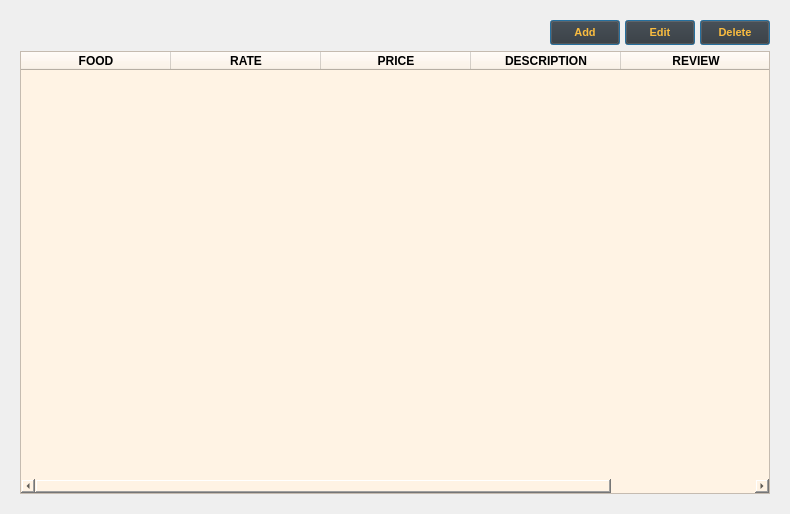
Above: project/generated-files/ui/new_menu_page.ui from mylinh130425/KTLT_K23416_Group2 before the change. Below: the same form after it.
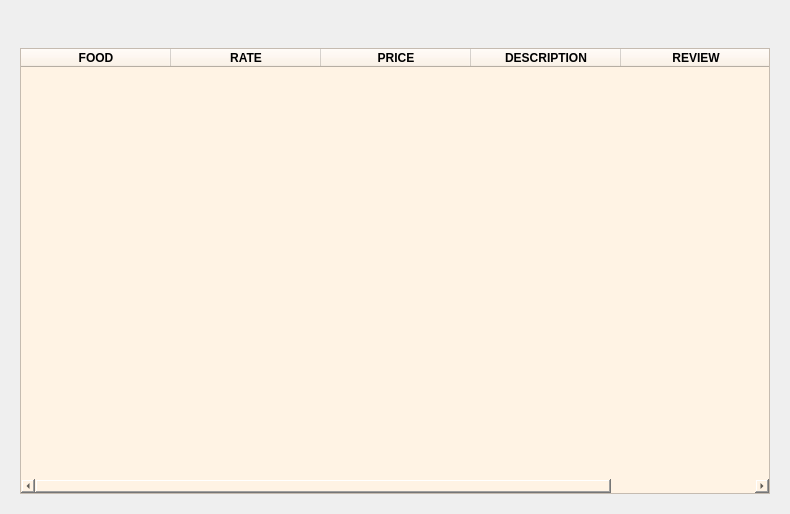
That is the form after the change. Icons and pictures are not drawn.

Commit message: Fixed create button to show error when required fields are empty

```diff
--- a/project/generated-files/ui/new_menu_page.ui
+++ b/project/generated-files/ui/new_menu_page.ui
@@ -76,144 +76,6 @@
              </property>
             </spacer>
            </item>
-           <item>
-            <widget class="QPushButton" name="pushButton_8">
-             <property name="sizePolicy">
-              <sizepolicy hsizetype="Fixed" vsizetype="Fixed">
-               <horstretch>0</horstretch>
-               <verstretch>0</verstretch>
-              </sizepolicy>
-             </property>
-             <property name="minimumSize">
-              <size>
-               <width>70</width>
-               <height>25</height>
-              </size>
-             </property>
-             <property name="maximumSize">
-              <size>
-               <width>70</width>
-               <height>25</height>
-              </size>
-             </property>
-             <property name="font">
-              <font>
-               <family>MS Shell Dlg 2</family>
-               <pointsize>8</pointsize>
-               <weight>75</weight>
-               <italic>false</italic>
-               <bold>true</bold>
-              </font>
-             </property>
-             <property name="toolTip">
-              <string>&lt;html&gt;&lt;head/&gt;&lt;body&gt;&lt;p&gt;&lt;br/&gt;&lt;/p&gt;&lt;/body&gt;&lt;/html&gt;</string>
-             </property>
-             <property name="styleSheet">
-              <string notr="true">color: #FABC3F;background-color: #343131;</string>
-             </property>
-             <property name="text">
-              <string>Add</string>
-             </property>
-             <property name="default">
-              <bool>true</bool>
-             </property>
-             <property name="flat">
-              <bool>false</bool>
-             </property>
-            </widget>
-           </item>
-           <item>
-            <widget class="QPushButton" name="pushButton_3">
-             <property name="sizePolicy">
-              <sizepolicy hsizetype="Fixed" vsizetype="Fixed">
-               <horstretch>0</horstretch>
-               <verstretch>0</verstretch>
-              </sizepolicy>
-             </property>
-             <property name="minimumSize">
-              <size>
-               <width>70</width>
-               <height>25</height>
-              </size>
-             </property>
-             <property name="maximumSize">
-              <size>
-               <width>70</width>
-               <height>25</height>
-              </size>
-             </property>
-             <property name="font">
-              <font>
-               <family>MS Shell Dlg 2</family>
-               <pointsize>8</pointsize>
-               <weight>75</weight>
-               <italic>false</italic>
-               <bold>true</bold>
-              </font>
-             </property>
-             <property name="toolTip">
-              <string>&lt;html&gt;&lt;head/&gt;&lt;body&gt;&lt;p&gt;&lt;span style=" font-weight:600;"&gt;Edit&lt;/span&gt;&lt;/p&gt;&lt;/body&gt;&lt;/html&gt;</string>
-             </property>
-             <property name="styleSheet">
-              <string notr="true">color: #FABC3F;background-color: #343131;</string>
-             </property>
-             <property name="text">
-              <string>Edit</string>
-             </property>
-             <property name="default">
-              <bool>true</bool>
-             </property>
-             <property name="flat">
-              <bool>false</bool>
-             </property>
-            </widget>
-           </item>
-           <item>
-            <widget class="QPushButton" name="pushButton_9">
-             <property name="sizePolicy">
-              <sizepolicy hsizetype="Fixed" vsizetype="Fixed">
-               <horstretch>0</horstretch>
-               <verstretch>0</verstretch>
-              </sizepolicy>
-             </property>
-             <property name="minimumSize">
-              <size>
-               <width>70</width>
-               <height>25</height>
-              </size>
-             </property>
-             <property name="maximumSize">
-              <size>
-               <width>70</width>
-               <height>25</height>
-              </size>
-             </property>
-             <property name="font">
-              <font>
-               <family>MS Shell Dlg 2</family>
-               <pointsize>8</pointsize>
-               <weight>75</weight>
-               <italic>false</italic>
-               <bold>true</bold>
-              </font>
-             </property>
-             <property name="toolTip">
-              <string>&lt;html&gt;&lt;head/&gt;&lt;body&gt;&lt;p&gt;&lt;span style=" font-weight:600;"&gt;Edit&lt;/span&gt;&lt;/p&gt;&lt;/body&gt;&lt;/html&gt;</string>
-             </property>
-             <property name="styleSheet">
-              <string notr="true">color: #FABC3F;background-color: #343131;</string>
-             </property>
-             <property name="text">
-              <string>Delete</string>
-             </property>
-             <property name="default">
-              <bool>true</bool>
-             </property>
-             <property name="flat">
-              <bool>false</bool>
-             </property>
-            </widget>
-           </item>
           </layout>
          </item>
          <item>
```
The commit also changes 4 other files.
